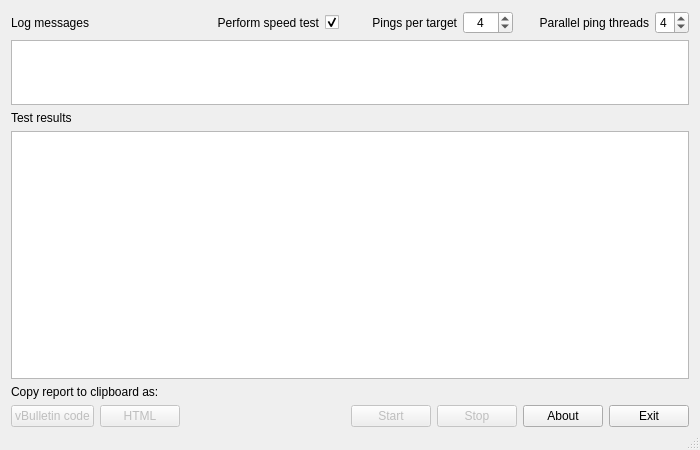
Before: the Qt Designer form mainwindow.ui in AlexGidarakos/QSpeedTest, drawn with Qt 5.
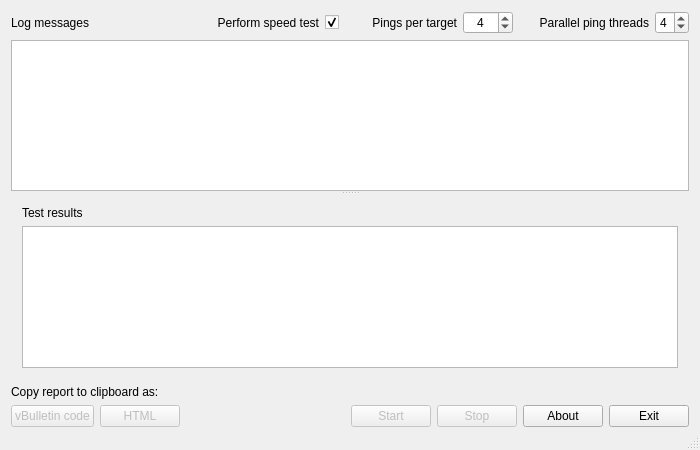
After: the same form once the commit is applied.

Commit message: revision 12 - 20100525:     * Considerably more accurate OS version reporting under Windows     * A QSplitter widget between log console and results console       that allows for vertical resizing of said consoles

What changed in the file:
```diff
--- a/mainwindow.ui
+++ b/mainwindow.ui
@@ -18,6 +18,46 @@
     <property name="bottomMargin">
      <number>1</number>
     </property>
+    <item row="0" column="0">
+     <widget class="QLabel" name="labelLogMessages">
+      <property name="text">
+       <string>Log messages</string>
+      </property>
+     </widget>
+    </item>
+    <item row="0" column="1">
+     <layout class="QHBoxLayout" name="horizontalLayout_5">
+      <property name="leftMargin">
+       <number>20</number>
+      </property>
+      <item>
+       <widget class="QLabel" name="labelSpeedTest">
+        <property name="text">
+         <string>Perform speed test</string>
+        </property>
+        <property name="alignment">
+         <set>Qt::AlignRight|Qt::AlignTrailing|Qt::AlignVCenter</set>
+        </property>
+       </widget>
+      </item>
+      <item>
+       <widget class="QCheckBox" name="checkBoxSpeedTest">
+        <property name="maximumSize">
+         <size>
+          <width>20</width>
+          <height>16777215</height>
+         </size>
+        </property>
+        <property name="text">
+         <string/>
+        </property>
+        <property name="checked">
+         <bool>true</bool>
+        </property>
+       </widget>
+      </item>
+     </layout>
+    </item>
     <item row="0" column="2">
      <layout class="QHBoxLayout" name="horizontalLayout_3">
       <property name="leftMargin">
@@ -108,33 +148,89 @@
       </item>
      </layout>
     </item>
-    <item row="3" column="0" colspan="4">
-     <widget class="QPlainTextEdit" name="plainTextEditTestResults">
-      <property name="font">
-       <font>
-        <family>Courier New</family>
-        <pointsize>8</pointsize>
-       </font>
+    <item row="1" column="0" colspan="4">
+     <widget class="QSplitter" name="splitter">
+      <property name="orientation">
+       <enum>Qt::Vertical</enum>
       </property>
-      <property name="undoRedoEnabled">
+      <property name="childrenCollapsible">
        <bool>false</bool>
       </property>
-      <property name="lineWrapMode">
-       <enum>QPlainTextEdit::NoWrap</enum>
-      </property>
-      <property name="readOnly">
-       <bool>true</bool>
-      </property>
+      <widget class="QPlainTextEdit" name="plainTextEditLogMessages">
+       <property name="sizePolicy">
+        <sizepolicy hsizetype="Expanding" vsizetype="Minimum">
+         <horstretch>0</horstretch>
+         <verstretch>0</verstretch>
+        </sizepolicy>
+       </property>
+       <property name="minimumSize">
+        <size>
+         <width>0</width>
+         <height>40</height>
+        </size>
+       </property>
+       <property name="font">
+        <font>
+         <family>Courier New</family>
+         <pointsize>8</pointsize>
+        </font>
+       </property>
+       <property name="horizontalScrollBarPolicy">
+        <enum>Qt::ScrollBarAlwaysOff</enum>
+       </property>
+       <property name="undoRedoEnabled">
+        <bool>false</bool>
+       </property>
+       <property name="lineWrapMode">
+        <enum>QPlainTextEdit::NoWrap</enum>
+       </property>
+       <property name="readOnly">
+        <bool>true</bool>
+       </property>
+      </widget>
+      <widget class="QWidget" name="">
+       <layout class="QVBoxLayout" name="verticalLayout">
+        <item>
+         <widget class="QLabel" name="labelTestResults">
+          <property name="text">
+           <string>Test results</string>
+          </property>
+         </widget>
+        </item>
+        <item>
+         <widget class="QPlainTextEdit" name="plainTextEditTestResults">
+          <property name="font">
+           <font>
+            <family>Courier New</family>
+            <pointsize>8</pointsize>
+           </font>
+          </property>
+          <property name="horizontalScrollBarPolicy">
+           <enum>Qt::ScrollBarAlwaysOff</enum>
+          </property>
+          <property name="undoRedoEnabled">
+           <bool>false</bool>
+          </property>
+          <property name="lineWrapMode">
+           <enum>QPlainTextEdit::NoWrap</enum>
+          </property>
+          <property name="readOnly">
+           <bool>true</bool>
+          </property>
+         </widget>
+        </item>
+       </layout>
+      </widget>
      </widget>
     </item>
-    <item row="4" column="0">
+    <item row="2" column="0">
      <widget class="QLabel" name="labelCopyFormat">
       <property name="text">
        <string>Copy report to clipboard as:</string>
       </property>
      </widget>
     </item>
-    <item row="5" column="0">
+    <item row="3" column="0">
      <layout class="QHBoxLayout" name="horizontalLayout_4">
       <item>
        <widget class="QPushButton" name="pushButtonCopyvBulletinCode">
@@ -158,7 +254,7 @@
       </item>
      </layout>
     </item>
-    <item row="5" column="1">
+    <item row="3" column="1">
      <spacer name="horizontalSpacer">
       <property name="orientation">
        <enum>Qt::Horizontal</enum>
@@ -171,7 +267,7 @@
       </property>
      </spacer>
     </item>
-    <item row="5" column="2" colspan="2">
+    <item row="3" column="2" colspan="2">
      <layout class="QHBoxLayout" name="horizontalLayout">
       <item>
        <widget class="QPushButton" name="pushButtonStart">
@@ -215,78 +311,6 @@
       </item>
      </layout>
     </item>
-    <item row="1" column="0" colspan="4">
-     <widget class="QPlainTextEdit" name="plainTextEditLogMessages">
-      <property name="maximumSize">
-       <size>
-        <width>16777215</width>
-        <height>65</height>
-       </size>
-      </property>
-      <property name="font">
-       <font>
-        <family>Courier New</family>
-        <pointsize>8</pointsize>
-       </font>
-      </property>
-      <property name="undoRedoEnabled">
-       <bool>false</bool>
-      </property>
-      <property name="lineWrapMode">
-       <enum>QPlainTextEdit::NoWrap</enum>
-      </property>
-      <property name="readOnly">
-       <bool>true</bool>
-      </property>
-     </widget>
-    </item>
-    <item row="2" column="0">
-     <widget class="QLabel" name="labelTestResults">
-      <property name="text">
-       <string>Test results</string>
-      </property>
-     </widget>
-    </item>
-    <item row="0" column="0">
-     <widget class="QLabel" name="labelLogMessages">
-      <property name="text">
-       <string>Log messages</string>
-      </property>
-     </widget>
-    </item>
-    <item row="0" column="1">
-     <layout class="QHBoxLayout" name="horizontalLayout_5">
-      <property name="leftMargin">
-       <number>20</number>
-      </property>
-      <item>
-       <widget class="QLabel" name="labelSpeedTest">
-        <property name="text">
-         <string>Perform speed test</string>
-        </property>
-        <property name="alignment">
-         <set>Qt::AlignRight|Qt::AlignTrailing|Qt::AlignVCenter</set>
-        </property>
-       </widget>
-      </item>
-      <item>
-       <widget class="QCheckBox" name="checkBoxSpeedTest">
-        <property name="maximumSize">
-         <size>
-          <width>20</width>
-          <height>16777215</height>
-         </size>
-        </property>
-        <property name="text">
-         <string/>
-        </property>
-        <property name="checked">
-         <bool>true</bool>
-        </property>
-       </widget>
-      </item>
-     </layout>
-    </item>
    </layout>
   </widget>
   <widget class="QMenuBar" name="menuBar">
```
The commit also changes 6 other files.
